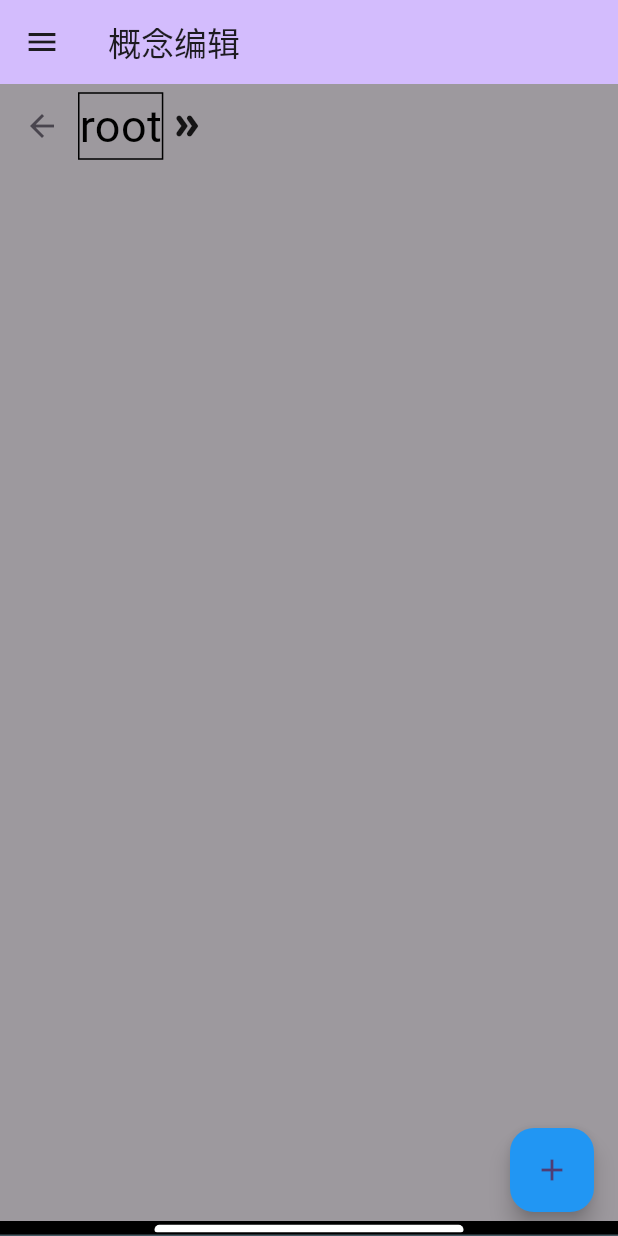
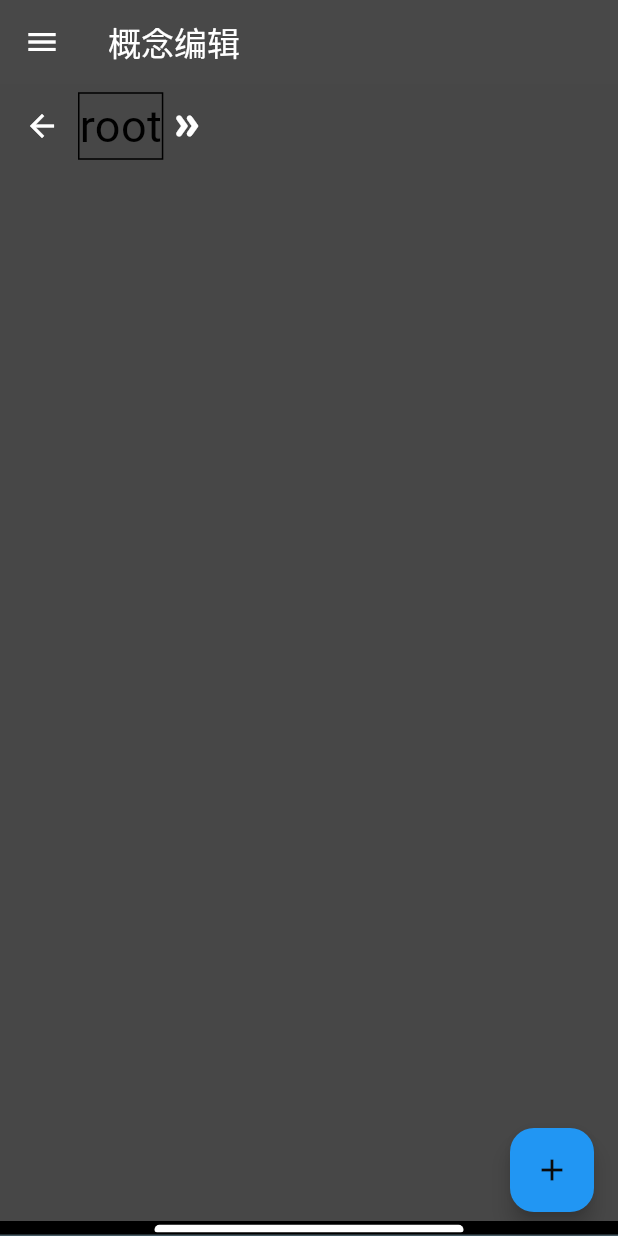
Before and after one commit to TianLongYT/concept_navigator, a Flutter app: the screen it shows after launch, on a phone screen of 412 x 824 dp. Run offline on Flutter 3.47's test engine with Material 3 defaults, Android fonts, the light colour scheme and no system bars.

Commit message:
Implemented main function in Redo.

```diff
--- a/lib/logic/CommandMode/ProjCommand.dart
+++ b/lib/logic/CommandMode/ProjCommand.dart
@@ -1,4 +1,6 @@
 import 'dart:collection';
+
+import 'package:flutter/material.dart';
 
 //使用枚举标记指令类型。辅助处理。
 enum CommandType{
@@ -23,20 +25,8 @@ class Command{
 //只记录编辑型指令。
 
 class CommandManager{
-  static CommandManager? _editInstance;
-  static CommandManager? _naviInstance;
-  CommandManager._privateConstructor();
-
-  static CommandManager get EditInstance {
-    _editInstance ??= CommandManager._privateConstructor();
-    return _editInstance!;
-  }
-  static CommandManager get NaviInstance {
-    _editInstance ??= CommandManager._privateConstructor();
-    return _editInstance!;
-  }
-
   List<Command> commandStack = [];
+  bool get HasCommand => commandStack.isNotEmpty;
 
   void PushCommand(Command command){
     commandStack.add(command);
@@ -49,6 +39,7 @@ class CommandManager{
   }
 
   List<Command> poppedCommandStack = [];
+  bool get HasPoppedCommand => poppedCommandStack.isNotEmpty;
 
   void Undo(){
     Command? command = PopCommand();
@@ -70,6 +61,60 @@ class CommandManager{
   }
 }
 
+class SingletonCommandManager extends CommandManager{
+  static SingletonCommandManager? _editInstance;
+  static SingletonCommandManager? _naviInstance;
+  SingletonCommandManager._privateConstructor();
+
+  static SingletonCommandManager get EditInstance {
+    _editInstance ??= SingletonCommandManager._privateConstructor();
+    return _editInstance!;
+  }
+  static SingletonCommandManager get NaviInstance {
+    _naviInstance ??= SingletonCommandManager._privateConstructor();
+    return _naviInstance!;
+  }
+}
+
+
+
+class CommandManagerForProvider extends ChangeNotifier{
+  CommandManagerForProvider():
+    _editInstance = CommandManager(),
+    naviInstance = CommandManager();
+
+
+
+  final CommandManager _editInstance;
+
+  final CommandManager naviInstance;
+
+  bool get HasCommand =>_editInstance.HasCommand;
+  bool get HasPoppedCommand => _editInstance.HasPoppedCommand;
+
+  void PushCommand(Command command){
+    _editInstance.PushCommand(command);
+    notifyListeners();
+  }
+  Command? PopCommand(){
+    notifyListeners();
+    return _editInstance.PopCommand();
+  }
+
+  void Undo(){
+    _editInstance.Undo();
+    notifyListeners();
+  }
+  void Redo(){
+    _editInstance.Redo();
+    notifyListeners();
+  }
+
+
+}
+
+
+
 class MoveNodeCommand extends Command{
   MoveNodeCommand({required super.function, required super.undoFunction});
   //初始位置。
--- a/lib/logic/UI/FloatingActionButton/MFloatingButton.dart
+++ b/lib/logic/UI/FloatingActionButton/MFloatingButton.dart
@@ -1,3 +1,4 @@
+import 'package:concept_navigator/logic/CommandMode/ProjCommand.dart';
 import 'package:concept_navigator/logic/Data/GlobalState.dart';
 import 'package:concept_navigator/logic/Data/SelectionViewData.dart';
 import 'package:flutter/material.dart';
@@ -17,9 +18,13 @@ class _MFloatingButtonState extends State<MFloatingButton> {
   Widget build(BuildContext context) {
     GlobalStateModel stateModel = context.watch<GlobalStateModel>();
     SelectionViewData selection = context.watch<SelectionViewData>();
-    if(selection.IsInDomain){
-      return Column(
+    CommandManagerForProvider commandManager = context.watch<CommandManagerForProvider>();
+
+    return Container(
+      //color: Colors.blue[100],
+      child: Column(
         mainAxisAlignment: MainAxisAlignment.end,
+        crossAxisAlignment :CrossAxisAlignment.end,
         spacing: 10,
         children: [
 
@@ -34,7 +39,7 @@ class _MFloatingButtonState extends State<MFloatingButton> {
               backgroundColor: Colors.green,
             ),
           // 第二个新悬浮按钮
-          if (_isExpanded)
+          if (_isExpanded && selection.IsInDomain)
             FloatingActionButton(
               onPressed: () {
                 // 执行你希望的操作
@@ -45,7 +50,51 @@ class _MFloatingButtonState extends State<MFloatingButton> {
               backgroundColor: Colors.red,
             ),
 
-          // 主悬浮按钮
+          // // 主悬浮按钮,弹出创建界面
+          // FloatingActionButton(
+          //   onPressed: (){setState(() {
+          //     _isExpanded = !_isExpanded;
+          //   });},
+          //   child: Icon(
+          //     _isExpanded ? Icons.close : Icons.add,
+          //   ),
+          //   backgroundColor: Colors.blue,
+          // ),
+          Row(
+            mainAxisSize: MainAxisSize.min,
+            spacing: 6,
+            children: [
+              if(_isExpanded)
+                SizedBox(
+                  width: 56,
+                  height: 56,
+                  child:  FloatingActionButton(
+                    onPressed: commandManager.HasCommand? (){
+
+                      commandManager.Undo();
+                    }:null,
+
+                    backgroundColor: Theme.of(context).colorScheme.secondary,
+                    foregroundColor: Theme.of(context).colorScheme.onSecondary,
+                    child: Icon(Icons.arrow_back_rounded),
+                  ),
+                ),
+              if(_isExpanded)
+                SizedBox(
+                  width: 56,
+                  height: 56,
+                  child: FloatingActionButton(
+                    //backgroundColor: Colors.green,
+                    onPressed: commandManager.HasPoppedCommand?(){
+                      commandManager.Redo();
+                    }:null,
+                    backgroundColor: Theme.of(context).colorScheme.secondary,
+                    foregroundColor: Theme.of(context).colorScheme.onSecondary,
+                    child: Icon(Icons.arrow_forward_rounded),
+                  ),
+                ),
+              //主悬浮按钮,弹出创建界面
+
               FloatingActionButton(
                 onPressed: (){setState(() {
                   _isExpanded = !_isExpanded;
@@ -55,9 +104,20 @@ class _MFloatingButtonState extends State<MFloatingButton> {
                 ),
                 backgroundColor: Colors.blue,
               ),
+
+            ],
+          )
+
+
+
         ],
 
+      ),
     );
+
+
+    if(selection.IsInDomain){
+
     }
     else{
       return Column(
--- a/lib/logic/UI/NodePanel.dart
+++ b/lib/logic/UI/NodePanel.dart
@@ -1,3 +1,4 @@
+import 'package:concept_navigator/logic/CommandMode/ProjCommand.dart';
 import 'package:concept_navigator/logic/Data/ConceptTree.dart';
 import 'package:concept_navigator/logic/Data/ConceptTreeToDrawingData.dart';
 import 'package:concept_navigator/logic/Data/GlobalState.dart';
@@ -30,6 +31,7 @@ class Nodepanel extends StatelessWidget {
     final SelectionViewData selection = context.watch<SelectionViewData>();
     final ConceptTreeModel treeModel = context.watch<ConceptTreeModel>();
     final GlobalStateModel globalStateModel = context.watch<GlobalStateModel>();
+    final CommandManagerForProvider commandManager = context.read<CommandManagerForProvider>();
 
     //节点位置助手
     NodePositionHelper nodePositionHelper = NodePositionHelper(treeModel: treeModel, domainDrawingDataDic: domainDrawingDataDic, nodeDrawingDataDic: nodeDrawingDataDic, viewDrawingDataDic: viewDataDic);
@@ -120,7 +122,7 @@ class Nodepanel extends StatelessWidget {
             selection.CancelSelection();
           }
         },
-        child: Container(color: Colors.black38),
+        child: Container(color: Theme.of(context).colorScheme.surfaceContainerHighest),
     );
 
 
@@ -248,7 +250,7 @@ class Nodepanel extends StatelessWidget {
             viewDataDic.repaint();
           },
           onEnd: (endDetails){
-            nodeViewData.UploadDataCommand();
+            nodeViewData.UploadDataCommand(commandManager,viewDataDic);
             viewDataDic.repaint();
             print("onScaleEnd");
           },
@@ -271,7 +273,7 @@ class Nodepanel extends StatelessWidget {
             },
             onPointerPanZoomEnd: (details)
             {
-              nodeViewData.UploadDataCommand();
+              nodeViewData.UploadDataCommand(commandManager,viewDataDic);
               viewDataDic.repaint();
             },
 
--- a/lib/main.dart
+++ b/lib/main.dart
@@ -1,4 +1,5 @@
 import 'package:concept_navigator/LearningFlutter_Wang/Provider/Foo_Model_Provider.dart';
+import 'package:concept_navigator/logic/CommandMode/ProjCommand.dart';
 import 'package:concept_navigator/logic/Data/AddressBarModel.dart';
 import 'package:concept_navigator/logic/Data/ConceptTree.dart';
 import 'package:concept_navigator/logic/Data/ConceptTreeToDrawingData.dart';
@@ -38,6 +39,7 @@ class MyApp extends StatelessWidget {
         ChangeNotifierProvider<GlobalStateModel>(create: (_)=>GlobalStateModel()),
 
         ChangeNotifierProvider<AddressBarModel>(create: (_)=>AddressBarModel()),
+        ChangeNotifierProvider<CommandManagerForProvider>(create: (_)=>CommandManagerForProvider()),
       ],
       child: MaterialApp(
         title: 'Flutter Demo',
@@ -57,11 +59,23 @@ class MyApp extends StatelessWidget {
           //
           // This works for code too, not just values: Most code changes can be
           // tested with just a hot reload.
-          colorScheme: ColorScheme.fromSeed(seedColor: Colors.deepPurple),
+          colorScheme:  ColorScheme.fromSeed(
+              brightness: Brightness.light,
+              seedColor: Colors.black,
+              dynamicSchemeVariant: DynamicSchemeVariant.content,
+              contrastLevel: 1,
+          ),
+          //disabledColor:  Colors.black87,
 
         ),
-        darkTheme: ThemeData.dark(),
-        themeMode: ThemeMode.light,
+        darkTheme: ThemeData(
+            colorScheme: ColorScheme.fromSeed(
+                brightness: Brightness.dark,
+                seedColor:Colors.black,
+                dynamicSchemeVariant: DynamicSchemeVariant.content,
+                contrastLevel: 1,
+            )),
+        themeMode: ThemeMode.dark,
         home: const MyHomePage(title: 'Flutter Demo Home Page'),
       ),
     );
```
Also changed, not shown: lib/logic/Data/LevelNodeGroupModel.dart (+15 -9 lines), lib/logic/Test.dart (+15 -4 lines). Lines whose indentation alone changed are shown as unchanged.
